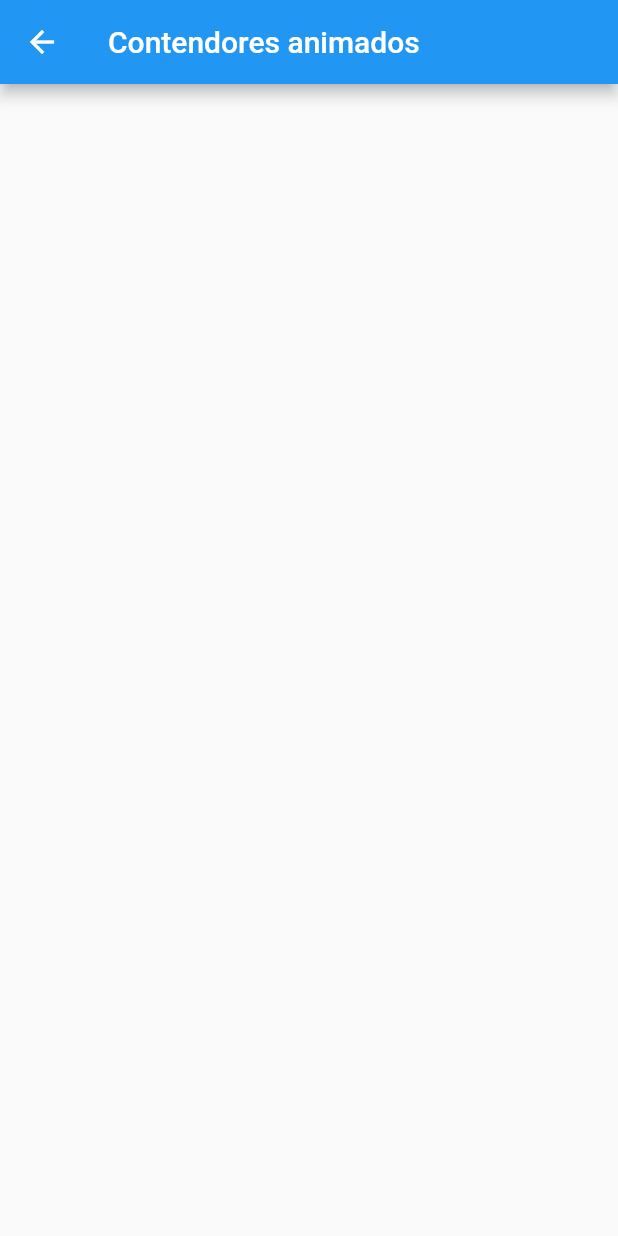
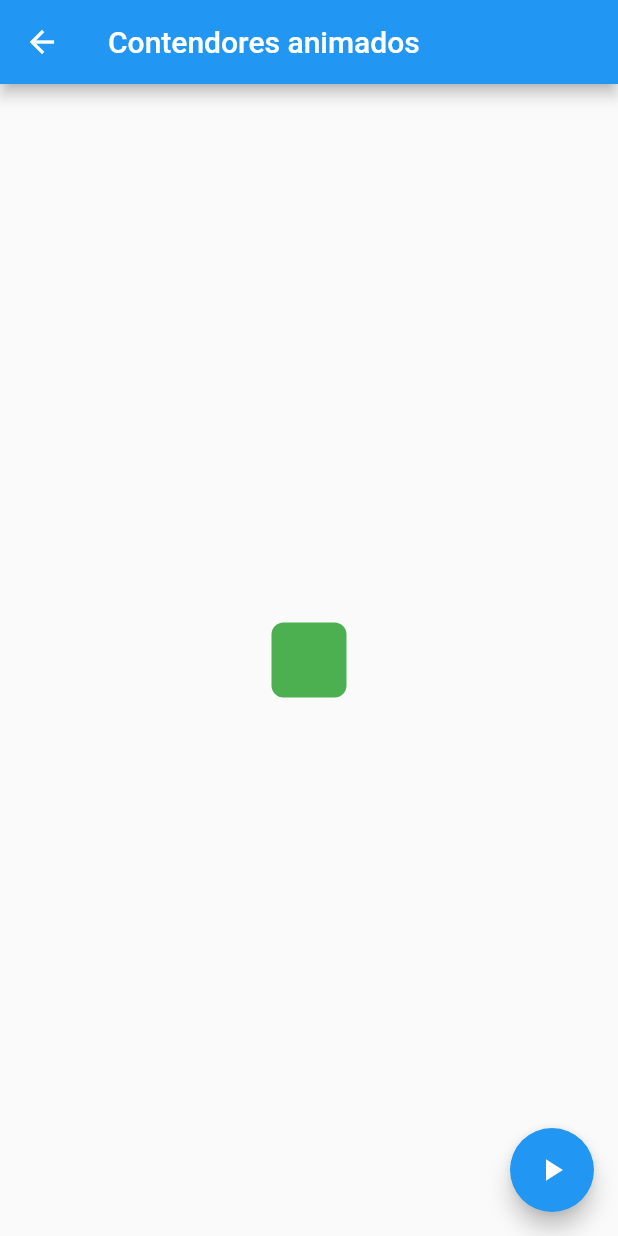
Before and after one commit to luiisfabian/componentsFlutter, a Flutter app: the AnimatedContainerPage screen opened by its route, on a phone screen of 412 x 824 dp. Run offline on Flutter 3.47's test engine with Material 2 defaults, Android fonts, the phone set to English and light mode, and no system bars.

```diff
--- a/data/menu_opts.json
+++ b/data/menu_opts.json
@@ -19,6 +19,11 @@
             "ruta": "animatedContainer",
             "icon": "donut_large",
             "texto": "Animated Container"
+        },
+        {
+            "ruta": "inputs",
+            "icon": "input",
+            "texto": "inputs"
         }
     ]
 }
--- a/lib/src/pages/animated_container_page.dart
+++ b/lib/src/pages/animated_container_page.dart
@@ -1,5 +1,6 @@
+import 'dart:math';
+
 import 'package:flutter/material.dart';
-
 
 class AnimatedContainerPage extends StatefulWidget {
   AnimatedContainerPage({Key key}) : super(key: key);
@@ -9,26 +10,42 @@ class AnimatedContainerPage extends StatefulWidget {
 }
 
 class _AnimatedContainerPageState extends State<AnimatedContainerPage> {
-
-  double _height =  50.0;
+  double _height = 50.0;
   double _width = 50.0;
   Color _color = Colors.green;
-  BorderRadiusGeometry borderRadiosGeometry= BorderRadius.circular(8.0);
+  BorderRadiusGeometry _borderRadiosGeometry = BorderRadius.circular(8.0);
 
   @override
   Widget build(BuildContext context) {
     return Container(
-       child: Scaffold(
-         appBar: AppBar(
-           title: Text("Contendores animados"),
-         ),
-         body:
-         Center(
-           child: Container(
+        child: Scaffold(
+      appBar: AppBar(
+        title: Text("Contendores animados"),
+      ),
+      body: Center(
+        child: AnimatedContainer(
+          curve: Curves.easeInExpo,
+          width: _width,
+          height: _height,
+          decoration:
+              BoxDecoration(borderRadius: _borderRadiosGeometry, color: _color),
+              duration: Duration(seconds: 1),
+        ),
+      ),
+      floatingActionButton: FloatingActionButton(
+        child: Icon(Icons.play_arrow),
+        onPressed: _cambiarForma,
+      ),
+    ));
+  }
 
-           ),
-         )
-       )
-    );
+  void _cambiarForma() {
+    final random = Random();
+    setState(() {
+      _width = random.nextInt(400).toDouble();
+      _height = random.nextInt(400).toDouble();
+      _color =  Color.fromRGBO(random.nextInt(255), random.nextInt(255), random.nextInt(255), 1.0);
+      _borderRadiosGeometry = BorderRadius.circular(random.nextInt(200).toDouble());
+    });
   }
 }
--- a/lib/src/routes/routes.dart
+++ b/lib/src/routes/routes.dart
@@ -3,6 +3,7 @@ import 'package:componentes/src/pages/animated_container_page.dart';
 import 'package:componentes/src/pages/avatar_page.dart';
 import 'package:componentes/src/pages/card_page.dart';
 import 'package:componentes/src/pages/home_page.dart';
+import 'package:componentes/src/pages/input_page.dart';
 import 'package:flutter/material.dart';
 
 Map<String, WidgetBuilder> getApplicationRoute() {
@@ -11,6 +12,7 @@ Map<String, WidgetBuilder> getApplicationRoute() {
     "alert": (BuildContext context) => AlertPage(),
     "avatar": (BuildContext context) => AvatarPage(),
     "card": (BuildContext context) => CardPage(),
-    "animatedContainer": (BuildContext context) => AnimatedContainerPage()
+    "animatedContainer": (BuildContext context) => AnimatedContainerPage(),
+    "inputs": (BuildContext context) => InputPage(),
   };
 }
--- a/lib/src/utils/icono_string_util.dart
+++ b/lib/src/utils/icono_string_util.dart
@@ -5,7 +5,8 @@ final  _icons = <String, IconData>{
   'add_alert' : Icons.add_alert,
   'accessibility' : Icons.accessibility,
   'folder_open': Icons.folder_open,
-  'donut_large': Icons.donut_large
+  'donut_large': Icons.donut_large,
+  'input': Icons.input
 
 };
 Icon getIcon(String nombreIcono){
```
Also changed, not shown: lib/src/pages/input_page.dart (added, +158 -0 lines).
